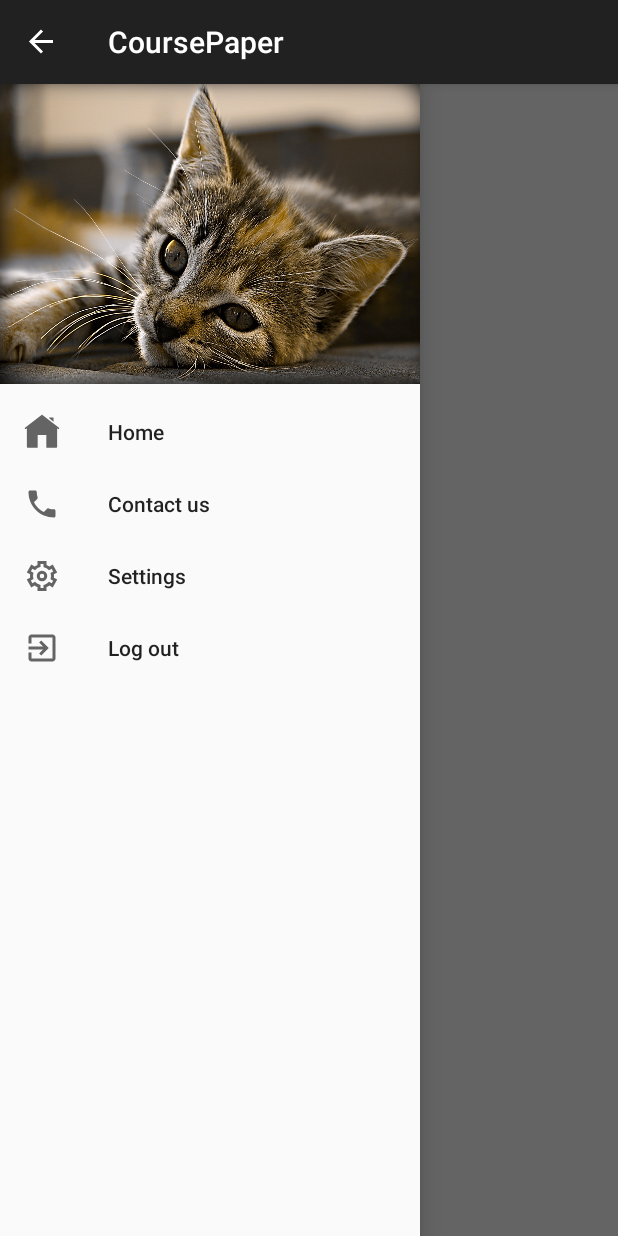
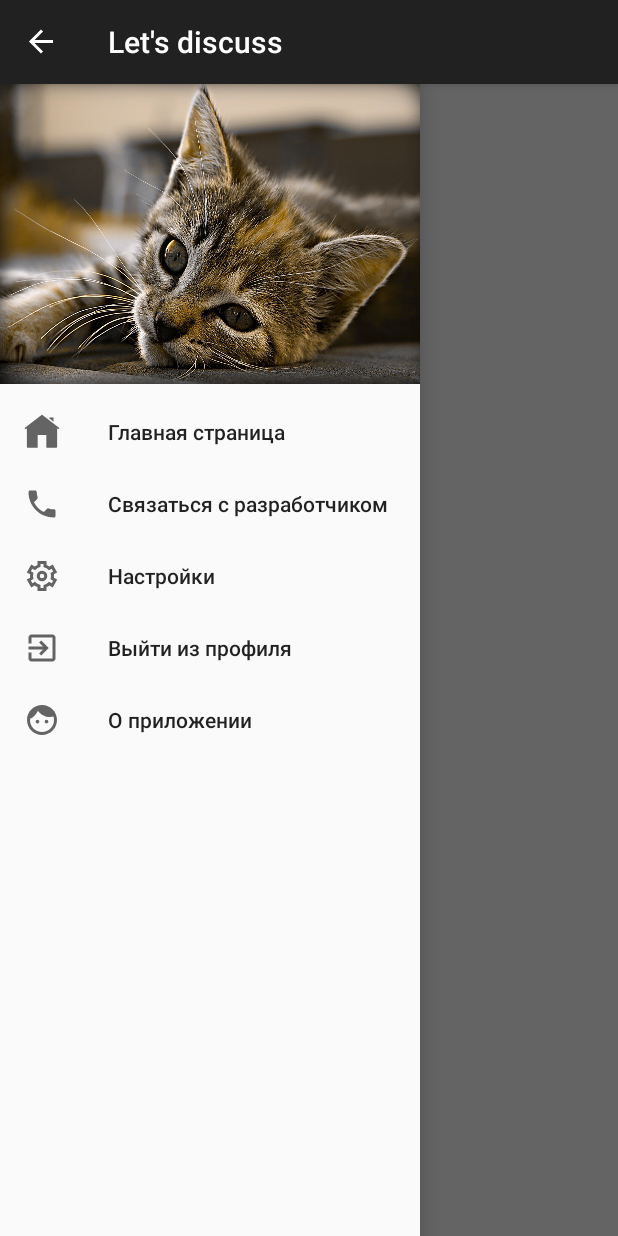
Before and after one commit to FemixGH/CoursePaper, an Android app: the MainFragment screen opened directly, with no data from a screen before it, with the side drawer open, on a phone screen of 412 x 824 dp. Run offline under Robolectric (Android 15) with nearby library versions, the phone set to English and light mode, and no system bars; our stand-ins replace Firebase (no records; nobody signed in at launch, a user with empty details on screens opened directly).

Commit message:
добавлен фрагмент со страничкой о нас

```diff
--- a/app/src/main/java/com/example/coursepaper/MainActivity.java
+++ b/app/src/main/java/com/example/coursepaper/MainActivity.java
@@ -90,6 +90,8 @@ public class MainActivity extends AppCompatActivity {
                 } else if (id == R.id.exit){
                     FirebaseAuth.getInstance().signOut();
                     replaceFragment(new EnterFragment());
+                }else if (id == R.id.about_us){
+                    replaceFragment(new AboutUsFragment());
                 }
 
 
--- a/app/src/main/java/com/example/coursepaper/MainFragment.java
+++ b/app/src/main/java/com/example/coursepaper/MainFragment.java
@@ -18,6 +18,7 @@ import androidx.fragment.app.Fragment;
 import androidx.recyclerview.widget.LinearLayoutManager;
 import androidx.recyclerview.widget.RecyclerView;
 
+import com.example.coursepaper.databinding.MainFragmentBinding;
 import com.google.firebase.auth.FirebaseAuth;
 import com.google.firebase.auth.FirebaseUser;
 import com.google.firebase.database.DataSnapshot;
@@ -31,13 +32,11 @@ import java.util.List;
 
 public class MainFragment extends Fragment {
 
-    private RecyclerView recyclerView;
+    private MainFragmentBinding binding;
     private ThemeAdapter themeAdapter;
     private List<Theme> themeList;
     private DatabaseReference databaseReference;
     private FirebaseAuth firebaseAuth;
-
-    private Button addThemeButton;
 
     private boolean isCurrentUserAdmin = false;
     private List<AlertDialog> openDialogs = new ArrayList<>();
@@ -45,22 +44,21 @@ public class MainFragment extends Fragment {
     @Nullable
     @Override
     public View onCreateView(@NonNull LayoutInflater inflater, @Nullable ViewGroup container, @Nullable Bundle savedInstanceState) {
-        View view = inflater.inflate(R.layout.main_fragment, container, false);
+        binding = MainFragmentBinding.inflate(inflater, container, false);
+        View view = binding.getRoot();
 
-        recyclerView = view.findViewById(R.id.recyclerview);
-        recyclerView.setLayoutManager(new LinearLayoutManager(getContext()));
+
+        binding.recyclerview.setLayoutManager(new LinearLayoutManager(getContext()));
 
         themeList = new ArrayList<>();
         themeAdapter = new ThemeAdapter((MainActivity) getActivity(), getContext(), themeList);
-        recyclerView.setAdapter(themeAdapter);
+        binding.recyclerview.setAdapter(themeAdapter);
 
+        Button addThemeButton = binding.addThemeButton;
+        binding.addThemeButton.setOnClickListener(v -> showAddThemeDialog());
 
-        addThemeButton = view.findViewById(R.id.add_theme_button);
-        addThemeButton.setOnClickListener(v -> showAddThemeDialog());
-        Button deleteThemeButton = view.findViewById(R.id.delete_theme_button);
-
-        deleteThemeButton.setOnClickListener(v -> showDeleteThemeDialog());
-
+        Button deleteThemeButton = binding.deleteThemeButton;
+        binding.deleteThemeButton.setOnClickListener(v -> showDeleteThemeDialog());
 
         firebaseAuth = FirebaseAuth.getInstance();
         FirebaseUser currentFirebaseUser = firebaseAuth.getCurrentUser();
@@ -72,7 +70,6 @@ public class MainFragment extends Fragment {
                 public void onDataChange(@NonNull DataSnapshot snapshot) {
                     User user = snapshot.getValue(User.class);
                     if (user != null && user.isAdmin) {
-                        // Отображаем кнопку добавления темы, если текущий пользователь является администратором
                         addThemeButton.setVisibility(View.VISIBLE);
                         addThemeButton.setEnabled(true);
                         deleteThemeButton.setVisibility(View.VISIBLE);
@@ -85,16 +82,12 @@ public class MainFragment extends Fragment {
                     Toast.makeText(getContext(), "Failed to fetch user data from Firebase", Toast.LENGTH_SHORT).show();
                 }
             });
-        }
-        else {
-            // Скрываем кнопку добавления темы, если пользователь не авторизован
+        } else {
             addThemeButton.setVisibility(View.GONE);
             addThemeButton.setEnabled(false);
             deleteThemeButton.setVisibility(View.GONE);
             deleteThemeButton.setEnabled(false);
         }
-
-
 
         databaseReference = FirebaseDatabase.getInstance().getReference("Discussions");
         databaseReference.addValueEventListener(new ValueEventListener() {
@@ -110,7 +103,6 @@ public class MainFragment extends Fragment {
                         Iterable<DataSnapshot> childrenSnapshots = subThemeSnapshot.getChildren();
                         String firstAuthorName = childrenSnapshots.iterator().next().getKey();
                         String secondAuthorName = childrenSnapshots.iterator().next().getKey();
-
 
                         int firstAuthorImg = R.drawable.avatar1;
                         int secondAuthorImg = R.drawable.avatar2;
@@ -142,6 +134,8 @@ public class MainFragment extends Fragment {
         super.onPause();
         ((AppCompatActivity) getActivity()).getSupportActionBar().setDisplayHomeAsUpEnabled(false);
     }
+
+
 
 
     private void addThemeToFirebase(final String themeName) {
--- /dev/null
+++ b/app/src/main/res/drawable/baseline_face_24.xml
@@ -0,0 +1,5 @@
+<vector xmlns:android="http://schemas.android.com/apk/res/android" android:height="24dp" android:tint="#000000" android:viewportHeight="24" android:viewportWidth="24" android:width="24dp">
+
+    <path android:fillColor="@android:color/white" android:pathData="M9,11.75c-0.69,0 -1.25,0.56 -1.25,1.25s0.56,1.25 1.25,1.25 1.25,-0.56 1.25,-1.25 -0.56,-1.25 -1.25,-1.25zM15,11.75c-0.69,0 -1.25,0.56 -1.25,1.25s0.56,1.25 1.25,1.25 1.25,-0.56 1.25,-1.25 -0.56,-1.25 -1.25,-1.25zM12,2C6.48,2 2,6.48 2,12s4.48,10 10,10 10,-4.48 10,-10S17.52,2 12,2zM12,20c-4.41,0 -8,-3.59 -8,-8 0,-0.29 0.02,-0.58 0.05,-0.86 2.36,-1.05 4.23,-2.98 5.21,-5.37C11.07,8.33 14.05,10 17.42,10c0.78,0 1.53,-0.09 2.25,-0.26 0.21,0.71 0.33,1.47 0.33,2.26 0,4.41 -3.59,8 -8,8z"/>
+
+</vector>
--- a/app/src/main/res/menu/main_menu.xml
+++ b/app/src/main/res/menu/main_menu.xml
@@ -5,21 +5,25 @@
         <item
             android:id="@+id/home"
             android:icon="@drawable/icons8_home"
-            android:title="Home"
+            android:title="Главная страница"
             />
         <item
             android:id="@+id/contact"
             android:icon="@drawable/baseline_local_phone_24"
-            android:title="Contact us"
+            android:title="Связаться с разработчиком"
             />
         <item
             android:id="@+id/settings"
             android:icon="@drawable/ic_settings_24dp"
-            android:title="Settings"
+            android:title="Настройки"
             />
         <item
             android:id="@+id/exit"
-            android:title="Log out"
+            android:title="Выйти из профиля"
             android:icon="@drawable/baseline_exit_to_app_24"/>
+        <item
+            android:id="@+id/about_us"
+            android:title="О приложении"
+            android:icon="@drawable/baseline_face_24"/>
     </group>
 </menu>
--- a/app/src/main/res/values/strings.xml
+++ b/app/src/main/res/values/strings.xml
@@ -1,5 +1,5 @@
 <resources>
-    <string name="app_name">CoursePaper</string>
+    <string name="app_name">Let\'s discuss</string>
     <string name="enter_your_email_and_password_to_log_in">Enter your email and password to log in</string>
     <string name="register">Register</string>
     <string name="log_in">Log in</string>
@@ -9,5 +9,6 @@
     <string name="delete">Delete</string>
     <string name="navigation_drawer_open">Open navigation drawer</string>
     <string name="navigation_drawer_close">Close navigation drawer</string>
+    <string name="story">Это приложение было разработано в рамках курсовой работы по дисциплине "Разработка мобильных приложений". Это приложение представляет собой приложение для текстовых дебатов</string>
 
 </resources>
```
Also changed, not shown: app/src/main/java/com/example/coursepaper/AboutUsFragment.java (added, +39 -0 lines), app/src/main/java/com/example/coursepaper/MainWindowFragment.java (+12 -24 lines), app/src/main/res/layout/about_us_fragment.xml (added, +43 -0 lines), app/src/main/res/drawable/myphoto.jpg (added).
